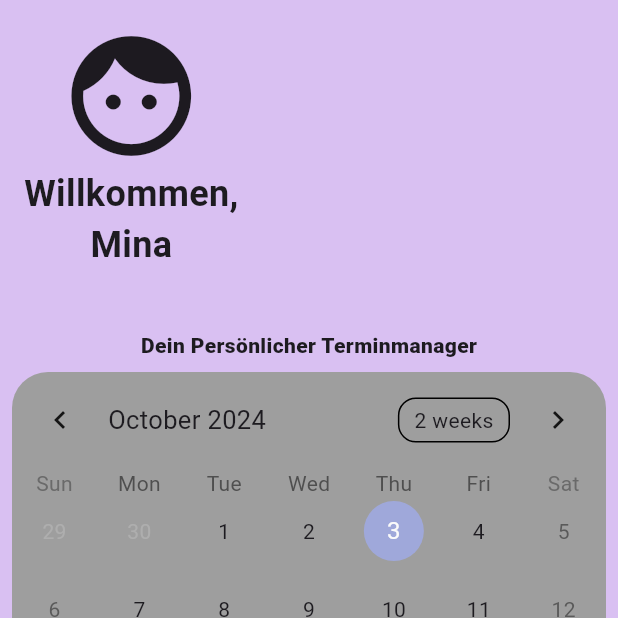
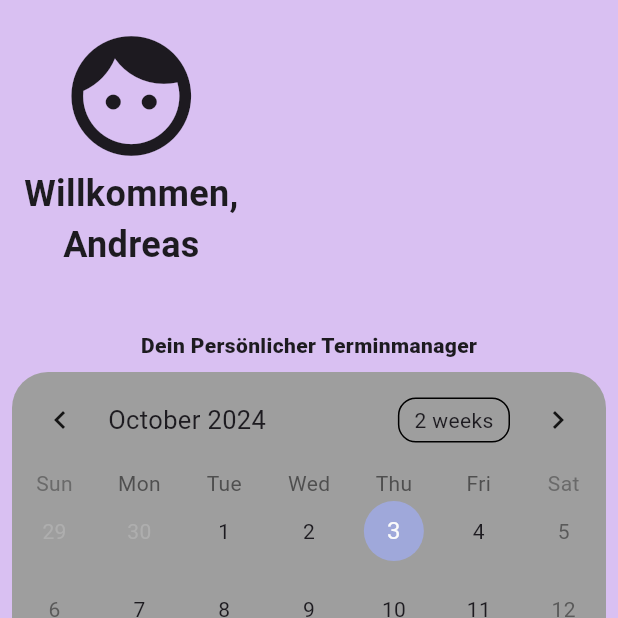
Before and after one commit to Dopa91/learning_app_projekt_uebung, a Flutter app: the HomePage screen opened by its route, on a phone screen of 412 x 824 dp, the top half of it. Run offline on Flutter 3.47's test engine with Material 3 defaults, Android fonts, the phone set to English and light mode, and no system bars; drawn by our look-alikes of table_calendar.

Commit message:
edited all Icocs ( button  edited)

```diff
--- a/lib/pages/homepage_screen.dart
+++ b/lib/pages/homepage_screen.dart
@@ -1,6 +1,7 @@
 import 'package:flutter/material.dart';
 import 'package:learning_app_projekt_uebung/pages/first_calendar.dart';
 import 'package:learning_app_projekt_uebung/pages/user.dart';
+import 'package:learning_app_projekt_uebung/pages/user_list.dart';
 
 class HomepageScreen extends StatelessWidget {
   const HomepageScreen({
@@ -24,21 +25,21 @@ class HomepageScreen extends StatelessWidget {
                     decoration: BoxDecoration(
                       borderRadius: BorderRadius.circular(16),
                     ),
-                    child: const Column(
+                    child: Column(
                       crossAxisAlignment: CrossAxisAlignment.center,
                       children: [
-                        Icon(
+                        const Icon(
                           Icons.face_sharp,
                           size: 96,
                         ),
-                        Text(
+                        const Text(
                           "Willkommen,",
                           style: TextStyle(
                               fontSize: 24, fontWeight: FontWeight.w600),
                         ),
                         Text(
-                          "Mina",
-                          style: TextStyle(
+                          user.name,
+                          style: const TextStyle(
                               fontSize: 24, fontWeight: FontWeight.w700),
                         ),
                       ],
--- a/lib/pages/login_page.dart
+++ b/lib/pages/login_page.dart
@@ -75,6 +75,7 @@ class LoginPage extends StatelessWidget {
             child: MyNewButton(
               newText: "Login",
               nextSite: () => Navigator.pushNamed(context, "/homepage"),
+              icon: Icons.arrow_forward,
             ),
           ),
         ],
--- a/lib/pages/start_page.dart
+++ b/lib/pages/start_page.dart
@@ -51,6 +51,7 @@ class StartPage extends StatelessWidget {
               child: MyNewButton(
                 newText: 'Reise Starten',
                 nextSite: () => Navigator.pushNamed(context, "/loginpage"),
+                icon: Icons.arrow_forward,
               ),
             ),
           ],
```
